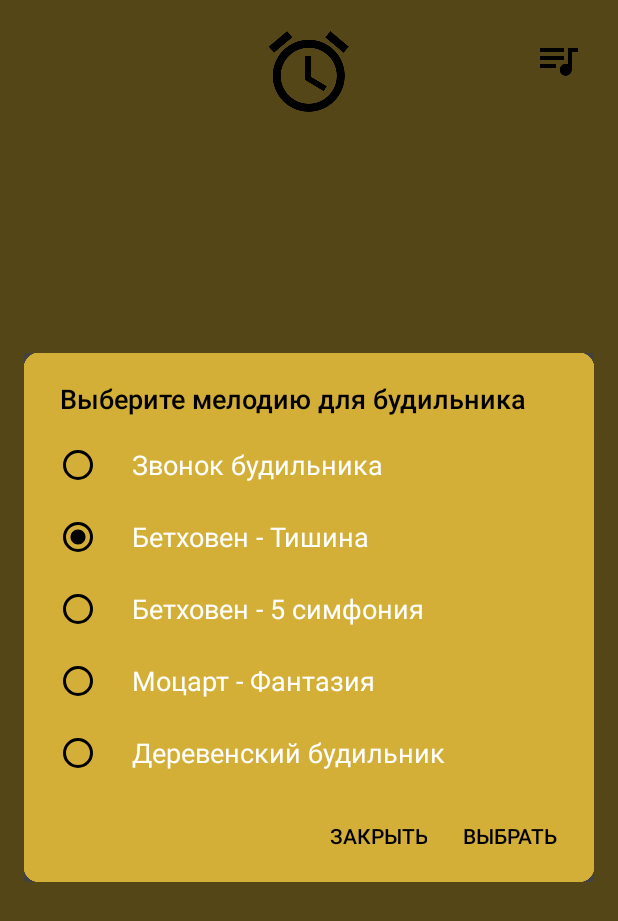
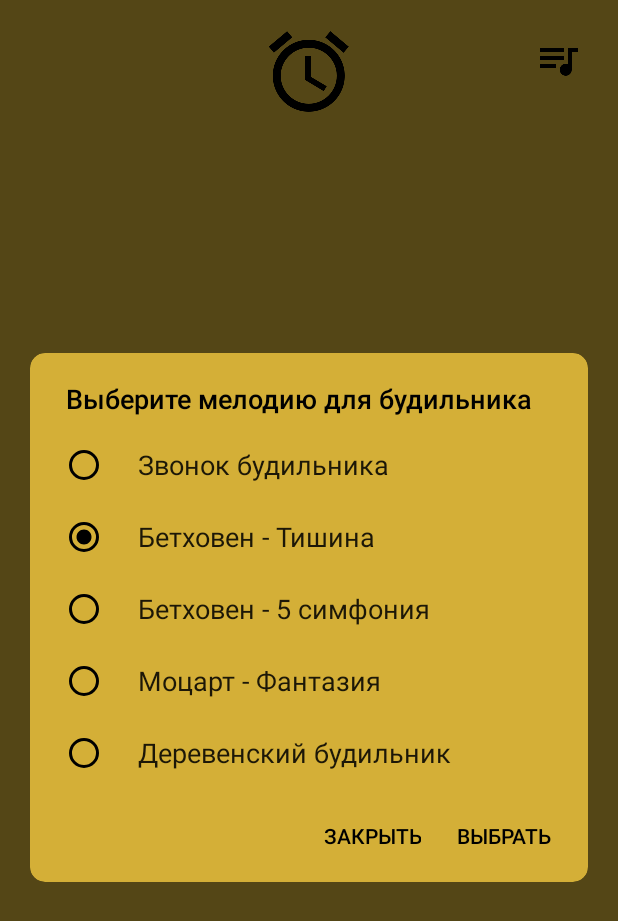
Before and after one commit to ZlotIv/AlarmClock, an Android app: the screen it shows after launch (MainActivity), after a tap on an icon or button, on a phone screen of 412 x 824 dp. Shown: the top 921 px of the screen. Run offline under Robolectric (Android 15) with nearby library versions, the phone set to English and light mode, and no system bars.

Commit message:
Изменены AlertDialog на Dialog для изменения углов. Изменен цвет текста в Dialog.

```diff
--- a/app/src/main/java/zlotnikov/alarmclock/MainActivity.java
+++ b/app/src/main/java/zlotnikov/alarmclock/MainActivity.java
@@ -1,6 +1,7 @@
 package zlotnikov.alarmclock;
 
 import android.app.AlarmManager;
+import android.app.Dialog;
 import android.app.PendingIntent;
 import android.content.Context;
 import android.content.DialogInterface;
@@ -23,8 +24,11 @@ import android.widget.Toast;
 public class MainActivity extends AppCompatActivity {
     Context context;
     AlarmManager alarmManager;
-    AlertDialog.Builder deleteDialog;
-    AlertDialog.Builder songDialog;
+    AlertDialog.Builder deleteDialogBuilder;
+    AlertDialog.Builder songDialogBuilder;
+    // переменные для того, чтобы сделать диалоги с тупыми углами
+    Dialog deleteDialog;
+    Dialog songDialog;
     // интент для удаления
     Intent toReceiverIntent;
     PendingIntent pendingIntent;
@@ -52,8 +56,8 @@ public class MainActivity extends AppCompatActivity {
         // формирование столбцов сопоставления
         String[] from = new String[]{"HOURS", "MINUTES", "DAYS"};
         int[] to = new int[]{R.id.hours, R.id.minutes, R.id.days};
-        deleteDialog = new AlertDialog.Builder(MainActivity.this, R.style.myAlertDialog);
-        songDialog = new AlertDialog.Builder(MainActivity.this, R.style.myAlertDialog);
+        deleteDialogBuilder = new AlertDialog.Builder(MainActivity.this, R.style.myAlertDialog);
+        songDialogBuilder = new AlertDialog.Builder(MainActivity.this, R.style.myAlertDialog);
 
 
         // НЕ ЗАБЫТЬ УДАЛИТЬ!!!
@@ -72,14 +76,14 @@ public class MainActivity extends AppCompatActivity {
         // диалоговое окно для удаления будильника
         listView.setOnItemClickListener(new AdapterView.OnItemClickListener() {@Override
         public void onItemClick(AdapterView<?> parent, View view, int position, final long id) {
-            deleteDialog.setTitle("Удалить будильник?");
-            deleteDialog.setNegativeButton("Нет", new DialogInterface.OnClickListener() {
+            deleteDialogBuilder.setTitle("Удалить будильник?");
+            deleteDialogBuilder.setNegativeButton("Нет", new DialogInterface.OnClickListener() {
                 @Override
                 public void onClick(DialogInterface dialog, int which) {
                     dialog.cancel();
                 }
             });
-            deleteDialog.setPositiveButton("Да", new DialogInterface.OnClickListener() {
+            deleteDialogBuilder.setPositiveButton("Да", new DialogInterface.OnClickListener() {
                 @Override
                 public void onClick(DialogInterface dialog, int which) {
                     deleteAlarmClock(id);
@@ -90,7 +94,9 @@ public class MainActivity extends AppCompatActivity {
                     dialog.cancel();
                 }
             });
-            deleteDialog.create().show();
+            deleteDialog = deleteDialogBuilder.create();
+            deleteDialog.getWindow().setBackgroundDrawableResource(R.drawable.alertdialogbackground);
+            deleteDialog.show();
 
         }
         });
@@ -163,15 +169,15 @@ public class MainActivity extends AppCompatActivity {
         SharedPreferences saveSong = getSharedPreferences("song", MODE_PRIVATE);
         final SharedPreferences.Editor saveSongEditor = saveSong.edit();
         final String[] songs = {"Звонок будильника", "Бетховен - Тишина", "Бетховен - 5 симфония", "Моцарт - Фантазия", "Деревенский будильник"};
-        songDialog.setTitle("Выберите мелодию для будильника");
-        songDialog.setNegativeButton("Закрыть", new DialogInterface.OnClickListener() {
+        songDialogBuilder.setTitle("Выберите мелодию для будильника");
+        songDialogBuilder.setNegativeButton("Закрыть", new DialogInterface.OnClickListener() {
             @Override
             public void onClick(DialogInterface dialog, int which) {
                 stopService(toAlarmSoundService);
                 dialog.cancel();
             }
         });
-        songDialog.setPositiveButton("Выбрать", new DialogInterface.OnClickListener() {
+        songDialogBuilder.setPositiveButton("Выбрать", new DialogInterface.OnClickListener() {
             @Override
             public void onClick(DialogInterface dialog, int which) {
                 saveSongEditor.apply();
@@ -179,7 +185,7 @@ public class MainActivity extends AppCompatActivity {
                 dialog.cancel();
             }
         });
-        songDialog.setSingleChoiceItems(songs, song, new DialogInterface.OnClickListener() {
+        songDialogBuilder.setSingleChoiceItems(songs, song, new DialogInterface.OnClickListener() {
                     @Override
                     public void onClick(DialogInterface dialog, int which) {
                         switch (which){
@@ -218,6 +224,9 @@ public class MainActivity extends AppCompatActivity {
                         }
                     }
                 });
-                songDialog.create().show();
+        songDialog = songDialogBuilder.create();
+        songDialog.getWindow().setBackgroundDrawableResource(R.drawable.alertdialogbackground);
+        songDialog.show();
+
     }
 }
--- a/app/src/main/res/drawable/alertdialogbackground.xml
+++ b/app/src/main/res/drawable/alertdialogbackground.xml
@@ -1,5 +1,6 @@
 <?xml version="1.0" encoding="utf-8"?>
-<inset xmlns:android="http://schemas.android.com/apk/res/android">
+<inset xmlns:android="http://schemas.android.com/apk/res/android"
+    android:inset="20dp">
     <shape android:shape="rectangle">
         <corners android:radius="10dp"/>
         <solid android:color="@color/colorGold"/>
--- a/app/src/main/res/values/styles.xml
+++ b/app/src/main/res/values/styles.xml
@@ -17,12 +17,12 @@
         <item name="android:textColor">@color/colorBlack</item>
         <item name="android:textSize">20sp</item>
     </style>
-    <style name="myAlertDialog" parent="@style/Theme.AppCompat.Dialog.Alert">
+    <style name="myAlertDialog" parent="@style/Theme.AppCompat.Light.Dialog.Alert">
         <item name="android:textColor">@color/colorBlack</item>
         <item name="android:colorAccent">@color/colorBlack</item>
-        <item name="android:background">@drawable/alertdialogbackground</item>
         <item name="android:colorControlNormal">@color/colorBlack</item>
         <item name="android:colorControlActivated">@color/colorBlack</item>
+        <item name="android:colorButtonNormal">@color/colorBlack</item>
+        <item name="android:textColorAlertDialogListItem">@color/colorBlack</item>
     </style>
-
 </resources>
```
Also changed, not shown: app/src/main/java/zlotnikov/alarmclock/AlarmSettings.java (+12 -10 lines).
